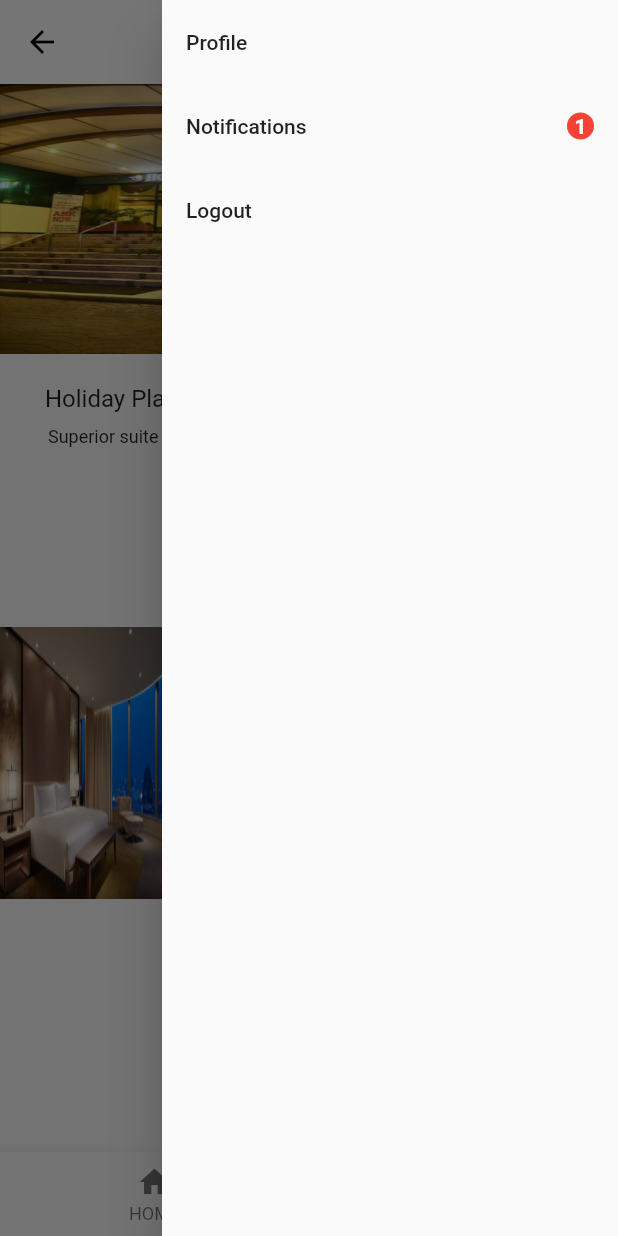
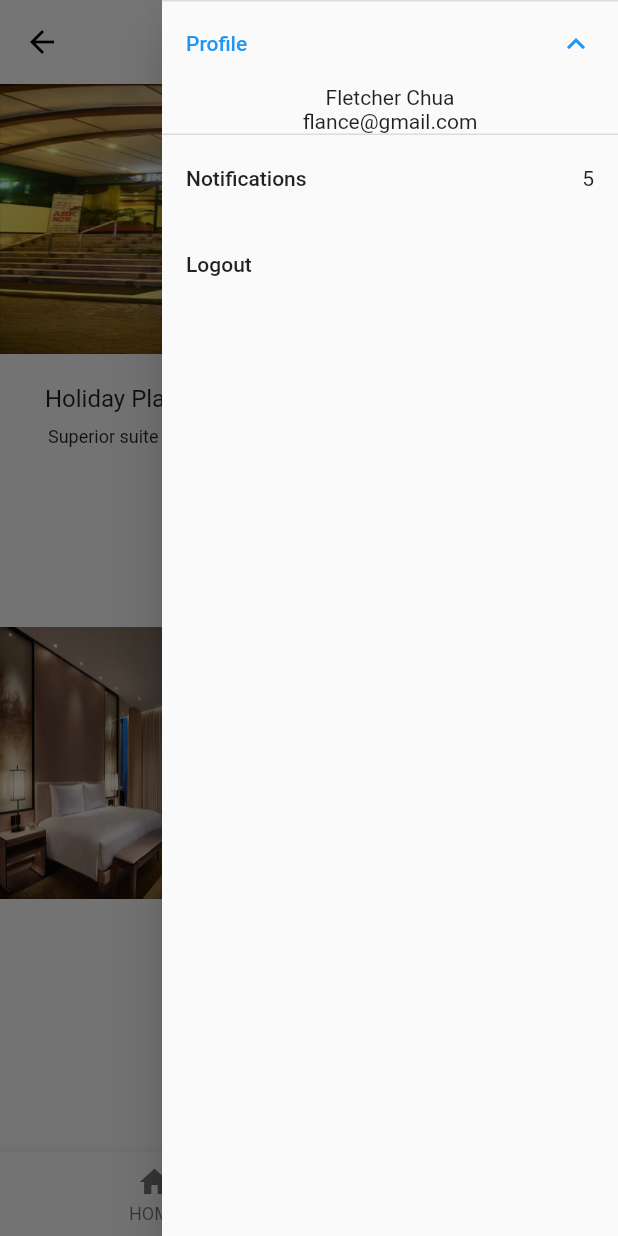
Before and after one commit to FLance03/remmie-mobile, a Flutter app: the HotelDetailsPage screen opened by its route, in the side drawer, after a tap on "Profile", on a phone screen of 412 x 824 dp. Run offline on Flutter 3.47's test engine with Material 2 defaults, Android fonts, the light colour scheme and no system bars; missing offline and left inert: flutter_session.

Commit message:
updated display drawer to be expandable tiles, still need to pass data to widget to make it dynamic

```diff
--- a/lib/screens/user_screens/HomePage.dart
+++ b/lib/screens/user_screens/HomePage.dart
@@ -1,10 +1,6 @@
-import 'dart:async';
-import 'dart:convert';
 import 'package:flutter_session/flutter_session.dart';
 import 'package:flutter/material.dart';
-// import 'package:http/http.dart' as http;
 import '../../widgets/widgets.dart';
-// import '../../api.dart';
 
 class HomePage extends StatefulWidget {
   @override
@@ -99,7 +95,7 @@ class _HomePageState extends State<HomePage> {
 }
 
 _roomservice(BuildContext context) async {
-  dynamic sessionValue = await FlutterSession().get("first_name");
+  dynamic sessionValue = await FlutterSession().get("firstname");
   print(sessionValue);
   // Navigator.pushNamed(context, '/RoomServiceMain');
 }
--- a/lib/screens/user_screens/HotelDetailsPage.dart
+++ b/lib/screens/user_screens/HotelDetailsPage.dart
@@ -5,31 +5,30 @@ class PreviewImages {
   String image;
 }
 class HotelDetailsPage extends StatelessWidget {
-  final isBooked = false;
   final List<Widget> previewImages = [
     Image.asset(
       'assets/room2.jpg',
-      width: 130,
+      width: 195,
       fit: BoxFit.fill,
     ),
     Image.asset(
       'assets/room4.jpg',
-      width: 130,
+      width: 195,
       fit: BoxFit.fill,
     ),
     Image.asset(
       'assets/service2.jpg',
-      width: 130,
+      width: 195,
       fit: BoxFit.fill,
     ),
     Image.asset(
       'assets/room3.jpg',
-      width: 130,
+      width: 195,
       fit: BoxFit.fill,
     ),
     Image.asset(
       'assets/fireworks.jpg',
-      width: 130,
+      width: 195,
       fit: BoxFit.fill,
     ),
   ];
@@ -49,7 +48,7 @@ class HotelDetailsPage extends StatelessWidget {
                   image: 'assets/holidayhotel.jpg',
                   name: 'Holiday Plaza Hotel',
                   description: 'Superior suite • 2 bedrooms • 1 living room',
-                  stars: 3,
+                  stars: 5,
                   height: 180.0,
                 ),
               ),
--- a/lib/widgets/custom_widgets/DisplayDrawer.dart
+++ b/lib/widgets/custom_widgets/DisplayDrawer.dart
@@ -8,43 +8,23 @@ class DisplayDrawer extends StatelessWidget {
     return Drawer(
         child: Column(
       children: <Widget>[
-        ListTile(
+        ExpansionTile(
           title: Text('Profile'),
-          onTap: () {
-            // Navigator.pop(context);
-          },
+          children: <Widget>[
+            Text('Fletcher Chua'),
+            Text('flance@gmail.com'),
+          ],
         ),
-        ListTile(
-          title: Container(
-            child: Row(
-              children: <Widget>[
-                Text("Notifications"),
-                Expanded(
-                  flex: 1,
-                  child: Container(
-                    alignment: Alignment.centerRight,
-                    child: Container(
-                      padding: EdgeInsets.all(5.0),
-                      decoration: BoxDecoration(
-                        color: Colors.red,
-                        shape: BoxShape.circle,
-                      ),
-                      child: Text(
-                        notificationsCnt.toString(),
-                        style: TextStyle(
-                          color: Colors.white,
-                          fontWeight: FontWeight.bold,
-                        ),
-                      ),
-                    ),
-                  ),
-                ),
-              ],
-            ),
-          ),
-          onTap: () {
-            // Navigator.pop(context);
-          },
+        ExpansionTile(
+          title: Text("Notifications"),
+          trailing: Text('5'),
+          children: <Widget>[
+            Text('Notif 1'),
+            Text('Notif 2'),
+            Text('Notif 3'),
+            Text('Notif 4'),
+            Text('Notif 5'),
+          ],
         ),
         ListTile(
             title: Text('Logout'),
```
